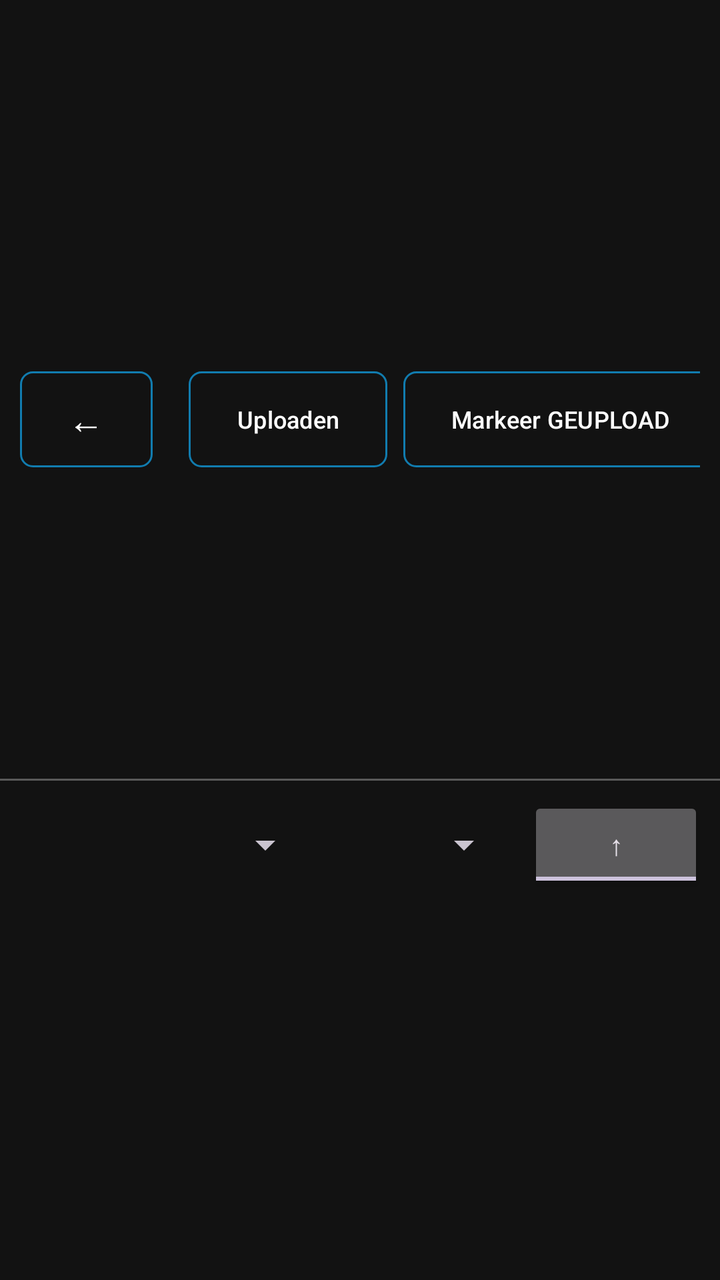
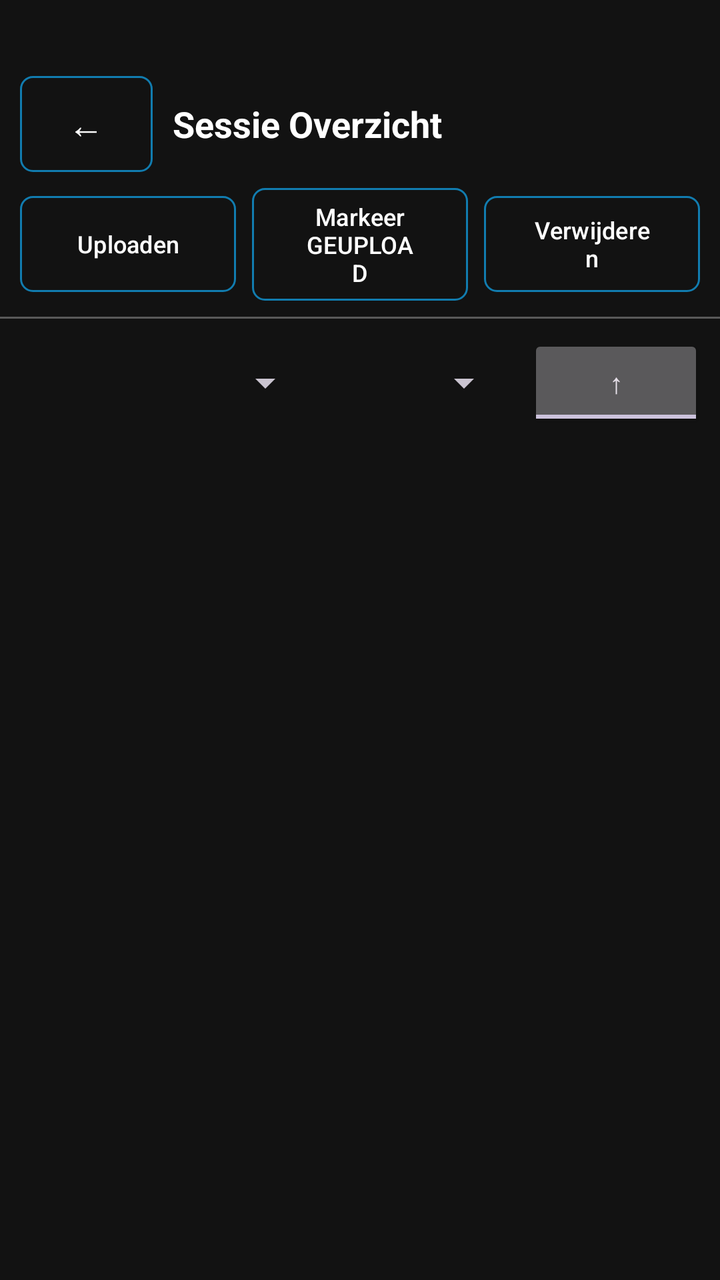

Two renders of the same Android screen: before a commit and after it. Below are the layout's source before the change and the commit's diff.
<!-- AndroidManifest.xml: application theme Theme.VT5.Dark -->
<!-- res/layout/scherm_db_telling_lijst.xml -->
<?xml version="1.0" encoding="utf-8"?>
<LinearLayout xmlns:android="http://schemas.android.com/apk/res/android"
    android:fitsSystemWindows="true"
    xmlns:app="http://schemas.android.com/apk/res-auto"
    android:layout_width="match_parent"
    android:layout_height="match_parent"
    android:background="@color/vt5_black"
    android:orientation="vertical"
    android:paddingTop="30dp"
    android:paddingBottom="40dp">

    <LinearLayout
        android:layout_width="match_parent"
        android:layout_height="wrap_content"
        android:gravity="center_vertical"
        android:orientation="horizontal"
        android:padding="10dp">

        <com.google.android.material.button.MaterialButton
            android:id="@+id/btnTerug"
            style="@style/Widget.VT5.Button.Outlined"
            android:layout_width="wrap_content"
            android:layout_height="wrap_content"
            android:minWidth="48dp"
            android:text="@string/instellingen_back_arrow"
            android:textSize="18sp" />

        <TextView
            android:layout_width="0dp"
            android:layout_height="wrap_content"
            android:layout_marginStart="10dp"
            android:layout_weight="1"
            android:text="@string/db_beheer_sessie_overzicht"
            android:textColor="@color/vt5_on_surface"
            android:textSize="18sp"
            android:textStyle="bold" />

        <com.google.android.material.button.MaterialButton
            android:id="@+id/btnUploadSelected"
            style="@style/Widget.VT5.Button.Outlined"
            android:layout_width="wrap_content"
            android:layout_height="wrap_content"
            android:layout_marginStart="8dp"
            android:enabled="false"
            android:text="@string/db_telling_upload_selected"
            android:textSize="12sp"
            app:strokeColor="@color/vt5_orange" />

        <com.google.android.material.button.MaterialButton
            android:id="@+id/btnMarkUploadedSelected"
            style="@style/Widget.VT5.Button.Outlined"
            android:layout_width="wrap_content"
            android:layout_height="wrap_content"
            android:layout_marginStart="8dp"
            android:enabled="false"
            android:text="@string/db_telling_mark_uploaded_selected"
            android:textSize="12sp"
            app:strokeColor="@color/vt5_green" />

        <com.google.android.material.button.MaterialButton
            android:id="@+id/btnDeleteSelected"
            style="@style/Widget.VT5.Button.Outlined"
            android:layout_width="wrap_content"
            android:layout_height="wrap_content"
            android:layout_marginStart="8dp"
            android:enabled="false"
            android:text="@string/db_telling_delete_selected"
            android:textSize="12sp"
            app:strokeColor="@color/vt5_red" />
    </LinearLayout>

    <View
        android:layout_width="match_parent"
        android:layout_height="1dp"
        android:alpha="0.3"
        android:background="@color/vt5_on_surface" />

    
    <LinearLayout
        android:id="@+id/llSortFilter"
        android:layout_width="match_parent"
        android:layout_height="wrap_content"
        android:gravity="center_vertical"
        android:orientation="horizontal"
        android:padding="8dp">

        <Spinner
            android:id="@+id/spinnerSiteFilter"
            android:layout_width="0dp"
            android:layout_height="wrap_content"
            android:layout_weight="1.5"
            android:spinnerMode="dropdown" />

        <Spinner
            android:id="@+id/spinnerSortField"
            android:layout_width="0dp"
            android:layout_height="wrap_content"
            android:layout_weight="1"
            android:spinnerMode="dropdown" />

        <ToggleButton
            android:id="@+id/toggleSortDirection"
            android:layout_width="wrap_content"
            android:layout_height="wrap_content"
            android:layout_marginStart="8dp"
            android:checked="true"
            android:textOff="@string/db_telling_sort_desc_symbol"
            android:textOn="@string/db_telling_sort_asc_symbol" />

    </LinearLayout>

    <androidx.recyclerview.widget.RecyclerView
        android:id="@+id/rvTellingen"
        android:layout_width="match_parent"
        android:layout_height="0dp"
        android:layout_weight="1"
        android:padding="10dp" />

</LinearLayout>
<!-- resources referenced by this layout -->
<resources>
  <color name="vt5_black">#121212</color>
  <color name="vt5_green">#80D97A</color>
  <color name="vt5_on_surface">@color/popup_bg_wit</color>
  <color name="vt5_orange">#EF6929</color>
  <color name="vt5_red">#FF042F</color>
  <string name="db_beheer_sessie_overzicht">Sessie Overzicht</string>
  <string name="db_telling_delete_selected">Verwijderen</string>
  <string name="db_telling_mark_uploaded_selected">Markeer GEUPLOAD</string>
  <string name="db_telling_sort_asc_symbol">↑</string>
  <string name="db_telling_sort_desc_symbol">↓</string>
  <string name="db_telling_upload_selected">Uploaden</string>
  <string name="instellingen_back_arrow">←</string>
  <color name="popup_bg_wit">#FFFFFFFF</color>
  <!-- drawable vt5_btn_selector (drawable) -->
  <?xml version="1.0" encoding="utf-8"?>
  <selector xmlns:android="http://schemas.android.com/apk/res/android">
  
      
      <item android:state_checked="true" android:drawable="@drawable/vt5_btn_checked" />
  
      
      <item android:state_pressed="true" android:drawable="@drawable/vt5_btn_pressed" />
  
      
      <item android:drawable="@drawable/vt5_btn_unchecked" />
  </selector>
  <color name="vt5_light_blue">#117CAF</color>
  <dimen name="vt5_btn_stroke">1dp</dimen>
  <dimen name="vt5_btn_corner">6dp</dimen>
  <color name="vt5_white">#FFFFFF</color>
  <style name="Widget.VT5.Button" parent="Widget.Material3.Button">
          
          <item name="cornerRadius">@dimen/vt5_btn_corner</item>
          <item name="android:insetLeft">0dp</item>
          <item name="android:insetRight">0dp</item>
          <item name="android:insetTop">0dp</item>
          <item name="android:insetBottom">0dp</item>
          <item name="iconPadding">8dp</item>
          <item name="android:minHeight">48dp</item>
  
          
          <item name="backgroundTint">@color/vt5_light_blue</item>
          <item name="android:textColor">@color/vt5_white</item>
          <item name="rippleColor">?attr/colorPrimaryContainer</item>
  
          
          <item name="strokeColor">@color/vt5_light_gray</item>
          <item name="strokeWidth">0dp</item>
      </style>
  <style name="ThemeOverlay.VT5.MaterialAlertDialog" parent="ThemeOverlay.Material3.MaterialAlertDialog">
          <item name="buttonBarPositiveButtonStyle">@style/Widget.VT5.AlertDialog.Button</item>
          <item name="buttonBarNegativeButtonStyle">@style/Widget.VT5.AlertDialog.Button</item>
          <item name="buttonBarNeutralButtonStyle">@style/Widget.VT5.AlertDialog.Button</item>
      </style>
  <!-- drawable vt5_btn_checked (drawable) -->
  <?xml version="1.0" encoding="utf-8"?>
  <shape xmlns:android="http://schemas.android.com/apk/res/android" android:shape="rectangle">
      
      <solid android:color="@color/vt5_light_blue" />
      
      <corners android:radius="@dimen/vt5_btn_corner" />
      
      <padding android:left="8dp" android:top="6dp" android:right="8dp" android:bottom="6dp" />
  </shape>
  <!-- drawable vt5_btn_pressed (drawable) -->
  <?xml version="1.0" encoding="utf-8"?>
  <shape xmlns:android="http://schemas.android.com/apk/res/android" android:shape="rectangle">
      
      <solid android:color="@color/vt5_light_blue" />
      <corners android:radius="@dimen/vt5_btn_corner" />
      <padding android:left="8dp" android:top="6dp" android:right="8dp" android:bottom="6dp" />
  </shape>
  <!-- drawable vt5_btn_unchecked (drawable) -->
  <?xml version="1.0" encoding="utf-8"?>
  <shape xmlns:android="http://schemas.android.com/apk/res/android" android:shape="rectangle">
      
      <solid android:color="@color/vt5_black" />
      
      <stroke android:width="@dimen/vt5_btn_stroke" android:color="@color/vt5_light_blue" />
      <corners android:radius="@dimen/vt5_btn_corner" />
      <padding android:left="8dp" android:top="6dp" android:right="8dp" android:bottom="6dp" />
  </shape>
  <color name="vt5_light_gray">#5D748C</color>
  <style name="Widget.VT5.AlertDialog.Button" parent="Widget.Material3.Button.TextButton.Dialog">
          <item name="android:textColor">@color/vt5_white</item>
      </style>
  <!-- unchanged entries left out for length: 2 -->
</resources>

<!-- the commit's change to res/layout/scherm_db_telling_lijst.xml (unified diff, before → after) -->
@@ -12,61 +12,81 @@
     <LinearLayout
         android:layout_width="match_parent"
         android:layout_height="wrap_content"
-        android:gravity="center_vertical"
-        android:orientation="horizontal"
-        android:padding="10dp">
+        android:orientation="vertical"
+        android:paddingStart="10dp"
+        android:paddingTop="8dp"
+        android:paddingEnd="10dp"
+        android:paddingBottom="8dp">
 
-        <com.google.android.material.button.MaterialButton
-            android:id="@+id/btnTerug"
-            style="@style/Widget.VT5.Button.Outlined"
-            android:layout_width="wrap_content"
+        <LinearLayout
+            android:layout_width="match_parent"
             android:layout_height="wrap_content"
-            android:minWidth="48dp"
-            android:text="@string/instellingen_back_arrow"
-            android:textSize="18sp" />
+            android:gravity="center_vertical"
+            android:orientation="horizontal">
 
-        <TextView
-            android:layout_width="0dp"
+            <com.google.android.material.button.MaterialButton
+                android:id="@+id/btnTerug"
+                style="@style/Widget.VT5.Button.Outlined"
+                android:layout_width="wrap_content"
+                android:layout_height="wrap_content"
+                android:minWidth="48dp"
+                android:text="@string/instellingen_back_arrow"
+                android:textSize="18sp"
+                app:iconPadding="1dp" />
+
+            <TextView
+                android:layout_width="0dp"
+                android:layout_height="wrap_content"
+                android:layout_marginStart="10dp"
+                android:layout_weight="1"
+                android:text="@string/db_beheer_sessie_overzicht"
+                android:textColor="@color/vt5_on_surface"
+                android:textSize="18sp"
+                android:textStyle="bold" />
+        </LinearLayout>
+
+        <LinearLayout
+            android:layout_width="match_parent"
             android:layout_height="wrap_content"
-            android:layout_marginStart="10dp"
-            android:layout_weight="1"
-            android:text="@string/db_beheer_sessie_overzicht"
-            android:textColor="@color/vt5_on_surface"
-            android:textSize="18sp"
-            android:textStyle="bold" />
+            android:layout_marginTop="8dp"
+            android:gravity="center_vertical"
+            android:orientation="horizontal">
 
-        <com.google.android.material.button.MaterialButton
-            android:id="@+id/btnUploadSelected"
-            style="@style/Widget.VT5.Button.Outlined"
-            android:layout_width="wrap_content"
-            android:layout_height="wrap_content"
-            android:layout_marginStart="8dp"
-            android:enabled="false"
-            android:text="@string/db_telling_upload_selected"
-            android:textSize="12sp"
-            app:strokeColor="@color/vt5_orange" />
+            <com.google.android.material.button.MaterialButton
+                android:id="@+id/btnUploadSelected"
+                style="@style/Widget.VT5.Button.Outlined"
+                android:layout_width="0dp"
+                android:layout_height="wrap_content"
+                android:layout_weight="1"
+                android:enabled="false"
+                android:text="@string/db_telling_upload_selected"
+                android:textSize="12sp"
+                app:strokeColor="@color/vt5_orange" />
 
-        <com.google.android.material.button.MaterialButton
-            android:id="@+id/btnMarkUploadedSelected"
-            style="@style/Widget.VT5.Button.Outlined"
-            android:layout_width="wrap_content"
-            android:layout_height="wrap_content"
-            android:layout_marginStart="8dp"
-            android:enabled="false"
-            android:text="@string/db_telling_mark_uploaded_selected"
-            android:textSize="12sp"
-            app:strokeColor="@color/vt5_green" />
+            <com.google.android.material.button.MaterialButton
+                android:id="@+id/btnMarkUploadedSelected"
+                style="@style/Widget.VT5.Button.Outlined"
+                android:layout_width="0dp"
+                android:layout_height="wrap_content"
+                android:layout_marginStart="8dp"
+                android:layout_weight="1"
+                android:enabled="false"
+                android:text="@string/db_telling_mark_uploaded_selected"
+                android:textSize="12sp"
+                app:strokeColor="@color/vt5_green" />
 
-        <com.google.android.material.button.MaterialButton
-            android:id="@+id/btnDeleteSelected"
-            style="@style/Widget.VT5.Button.Outlined"
-            android:layout_width="wrap_content"
-            android:layout_height="wrap_content"
-            android:layout_marginStart="8dp"
-            android:enabled="false"
-            android:text="@string/db_telling_delete_selected"
-            android:textSize="12sp"
-            app:strokeColor="@color/vt5_red" />
+            <com.google.android.material.button.MaterialButton
+                android:id="@+id/btnDeleteSelected"
+                style="@style/Widget.VT5.Button.Outlined"
+                android:layout_width="0dp"
+                android:layout_height="wrap_content"
+                android:layout_marginStart="8dp"
+                android:layout_weight="1"
+                android:enabled="false"
+                android:text="@string/db_telling_delete_selected"
+                android:textSize="12sp"
+                app:strokeColor="@color/vt5_red" />
+        </LinearLayout>
     </LinearLayout>
 
     <View
